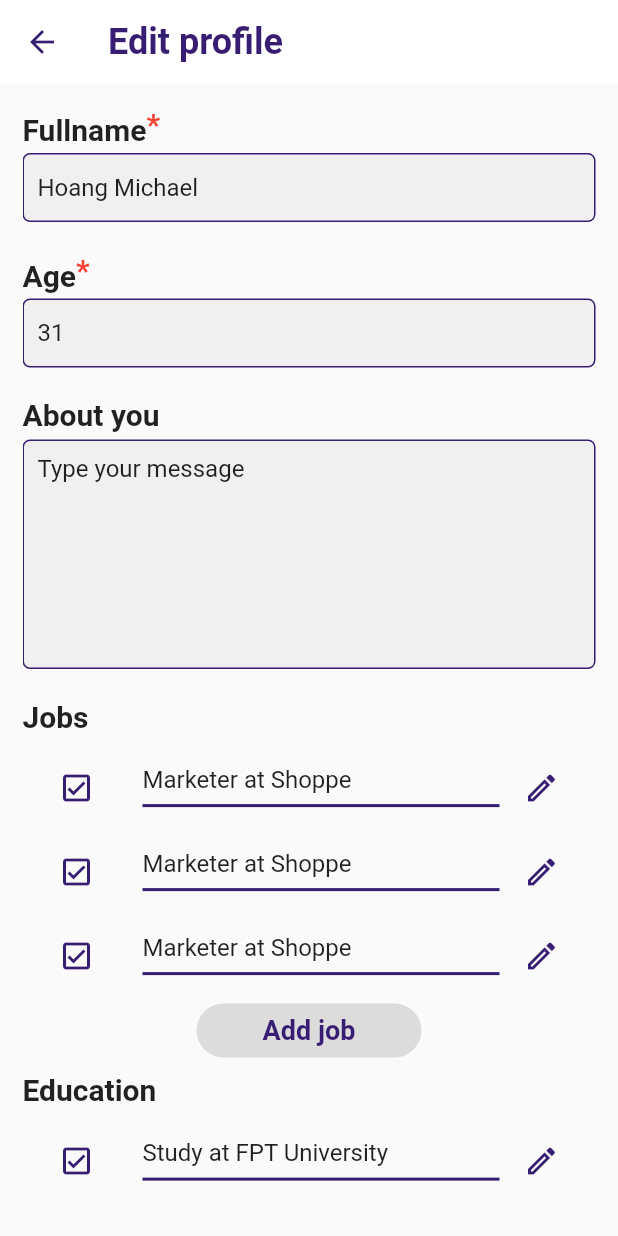
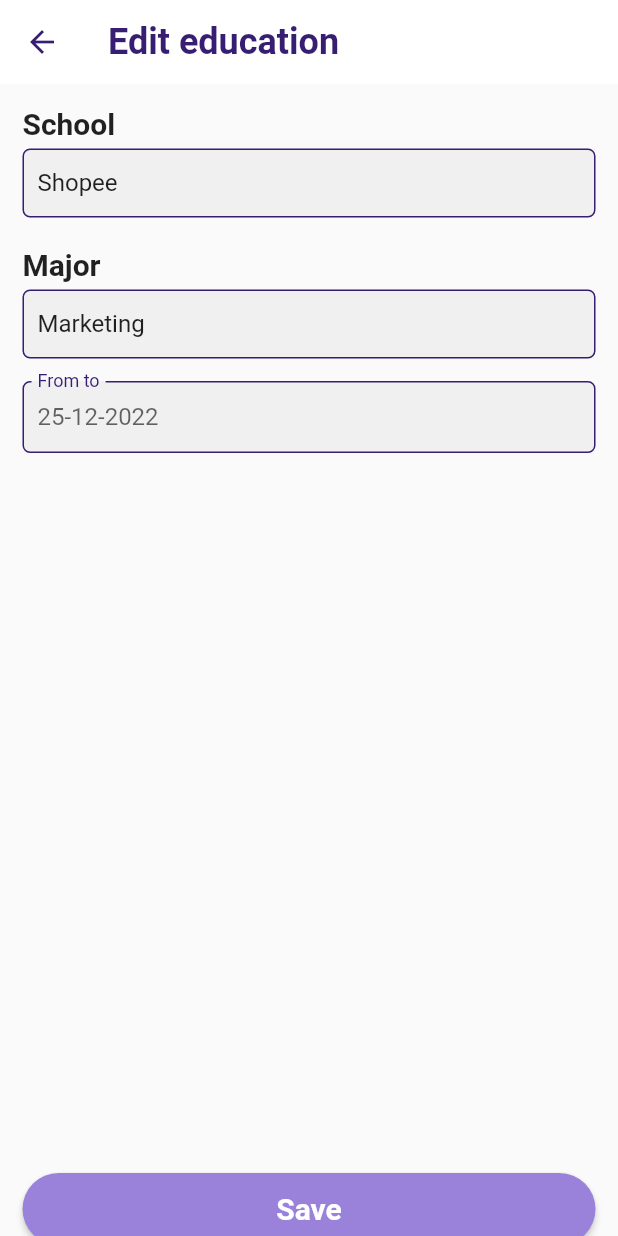
Before and after one commit to thoghoaq/fmentor, a Flutter app: the screen it shows after launch, on a phone screen of 412 x 824 dp. Run offline on Flutter 3.47's test engine with Material 2 defaults, Android fonts, the phone set to English and light mode, and no system bars; our stand-ins replace device_preview, dotted_line, flutter_svg, get; missing offline and left inert: filter_list.

Commit message:
edit education, edit job

```diff
--- a/lib/main.dart
+++ b/lib/main.dart
@@ -4,6 +4,8 @@ import 'package:flutter/foundation.dart';
 import 'package:flutter/material.dart';
 import 'package:device_preview/device_preview.dart';
 import 'package:mentoo/screens/choose_major.dart';
+import 'package:mentoo/screens/edit_education.dart';
+import 'package:mentoo/screens/edit_job.dart';
 import 'package:mentoo/screens/edit_profile.dart';
 import 'package:mentoo/screens/get_started.dart';
 import 'package:mentoo/screens/profile.dart';
@@ -42,7 +44,7 @@ class MyApp extends StatelessWidget {
           // Notice that the counter didn't reset back to zero; the application
           // is not restarted.
           primaryColor: AppColors.m_background),
-      home: const EditProfile(),
+      home: const EditEducation(),
     );
   }
 }
--- /dev/null
+++ b/lib/screens/edit_education.dart
@@ -0,0 +1,191 @@
+import 'package:flutter/material.dart';
+import 'package:intl/intl.dart';
+import 'package:mentoo/theme/colors.dart';
+import 'package:mentoo/theme/fonts.dart';
+
+class EditEducation extends StatefulWidget {
+  const EditEducation({super.key});
+
+  @override
+  State<EditEducation> createState() => _EditEducationState();
+}
+
+class _EditEducationState extends State<EditEducation> {
+  DateTime _date = DateTime(2001, 11, 01);
+  final DateFormat formatter = DateFormat('dd-MM-yyyy');
+  final TextEditingController _updateDate = TextEditingController();
+  void _selectDate() async {
+    final DateTime? newDate = await showDatePicker(
+      context: context,
+      initialDate: _date,
+      firstDate: DateTime(1900, 1),
+      lastDate: DateTime(2022, 7),
+      helpText: 'Select a date',
+    );
+    if (newDate != null) {
+      setState(() {
+        _date = newDate;
+      });
+    }
+    _updateDate.value = TextEditingValue(text: formatter.format(_date));
+  }
+
+  @override
+  Widget build(BuildContext context) {
+    return Scaffold(
+      appBar: AppBar(
+        backgroundColor: Colors.white,
+        centerTitle: false,
+        elevation: 0,
+        title: Text(
+          "Edit education",
+          style: AppFonts.medium(24, AppColors.mDarkPurple),
+        ),
+        leading: BackButton(
+          color: AppColors.mDarkPurple,
+          onPressed: () {},
+        ),
+      ),
+      body: Padding(
+        padding: EdgeInsets.all(15),
+        child: Column(
+            mainAxisAlignment: MainAxisAlignment.start,
+            crossAxisAlignment: CrossAxisAlignment.start,
+            children: [
+              Text('School',
+                  style: TextStyle(fontSize: 20, fontWeight: FontWeight.bold)),
+              SizedBox(
+                height: 5,
+              ),
+              SizedBox(
+                height: 46,
+                child: TextFormField(
+                  initialValue: "Shopee",
+                  decoration: InputDecoration(
+                    focusedBorder: OutlineInputBorder(
+                      borderRadius:
+                          const BorderRadius.all(Radius.circular(5.0)),
+                      borderSide: BorderSide(
+                        color: AppColors.mDarkPurple,
+                      ),
+                    ),
+                    enabledBorder: OutlineInputBorder(
+                      borderRadius:
+                          const BorderRadius.all(Radius.circular(5.0)),
+                      borderSide: BorderSide(
+                        color: AppColors.mDarkPurple,
+                      ),
+                    ),
+                    contentPadding: const EdgeInsets.only(left: 10),
+                    filled: true,
+                    // fillColor: AppColors.grayColor,
+                    // focusColor: AppColors.grayColor,
+                    // hoverColor: AppColors.grayColor,
+                    //labelText: lable,
+                    labelStyle: AppFonts.medium(16, AppColors.mText),
+                    //errorText: 'Error message',
+                    border: const OutlineInputBorder(
+                      borderRadius: BorderRadius.all(Radius.circular(8.0)),
+                    ),
+                  ),
+                ),
+              ),
+              SizedBox(
+                height: 20,
+              ),
+              Text('Major',
+                  style: TextStyle(fontSize: 20, fontWeight: FontWeight.bold)),
+              SizedBox(
+                height: 5,
+              ),
+              SizedBox(
+                height: 46,
+                child: TextFormField(
+                  initialValue: "Marketing",
+                  decoration: InputDecoration(
+                    focusedBorder: OutlineInputBorder(
+                      borderRadius:
+                          const BorderRadius.all(Radius.circular(5.0)),
+                      borderSide: BorderSide(
+                        color: AppColors.mDarkPurple,
+                      ),
+                    ),
+                    enabledBorder: OutlineInputBorder(
+                      borderRadius:
+                          const BorderRadius.all(Radius.circular(5.0)),
+                      borderSide: BorderSide(
+                        color: AppColors.mDarkPurple,
+                      ),
+                    ),
+                    contentPadding: const EdgeInsets.only(left: 10),
+                    filled: true,
+                    // fillColor: AppColors.grayColor,
+                    // focusColor: AppColors.grayColor,
+                    // hoverColor: AppColors.grayColor,
+                    //labelText: lable,
+                    labelStyle: AppFonts.medium(16, AppColors.mText),
+                    //errorText: 'Error message',
+                    border: const OutlineInputBorder(
+                      borderRadius: BorderRadius.all(Radius.circular(8.0)),
+                    ),
+                  ),
+                ),
+              ),
+              SizedBox(
+                height: 15,
+              ),
+              TextFormField(
+                //initialValue: "Datetime",
+                decoration: InputDecoration(
+                  focusedBorder: OutlineInputBorder(
+                    borderRadius: const BorderRadius.all(Radius.circular(8.0)),
+                    borderSide: BorderSide(
+                      color: AppColors.mDarkPurple,
+                    ),
+                  ),
+                  enabledBorder: OutlineInputBorder(
+                    borderRadius: const BorderRadius.all(Radius.circular(5.0)),
+                    borderSide: BorderSide(
+                      color: AppColors.mDarkPurple,
+                    ),
+                  ),
+                  label: const Text("From to"),
+                  labelStyle: TextStyle(color: AppColors.mDarkPurple),
+                  contentPadding: const EdgeInsets.only(left: 10),
+                  filled: true,
+                  // fillColor: AppColors.grayColor,
+                  // labelStyle: AppFonts.medium(16),
+                  hintText: formatter.format(DateTime.now()),
+                  floatingLabelBehavior: FloatingLabelBehavior.always,
+                  border: const OutlineInputBorder(
+                      borderRadius: BorderRadius.all(Radius.circular(5.0)),
+                      borderSide: BorderSide(color: Colors.blue, width: 20)),
+                ),
+                readOnly: true,
+                onTap: () => _selectDate(),
+                // ignore: avoid_print
+                onChanged: (value) => print(value),
+              ),
+              SizedBox(
+                height: 480,
+              ),
+              ElevatedButton(
+                style: ElevatedButton.styleFrom(
+                  backgroundColor: AppColors.mLightPurple,
+                  fixedSize: const Size(400, 48),
+                  shape: RoundedRectangleBorder(
+                    borderRadius: BorderRadius.circular(100),
+                  ),
+                ),
+                onPressed: () => {},
+                child: Text('Save',
+                    style: AppFonts.medium(
+                      20,
+                      Colors.white,
+                    )),
+              ),
+            ]),
+      ),
+    );
+  }
+}
--- a/pubspec.yaml
+++ b/pubspec.yaml
@@ -36,6 +36,7 @@ dependencies:
   filter_list:
   get: ^4.6.5
   dotted_line: ^3.1.0
+  intl: ^0.17.0
 
   # The following adds the Cupertino Icons font to your application.
   # Use with the CupertinoIcons class for iOS style icons.
```
Also changed, not shown: lib/screens/edit_job.dart (added, +225 -0 lines), lib/screens/edit_profile.dart (+6 -3 lines), pubspec.lock.
